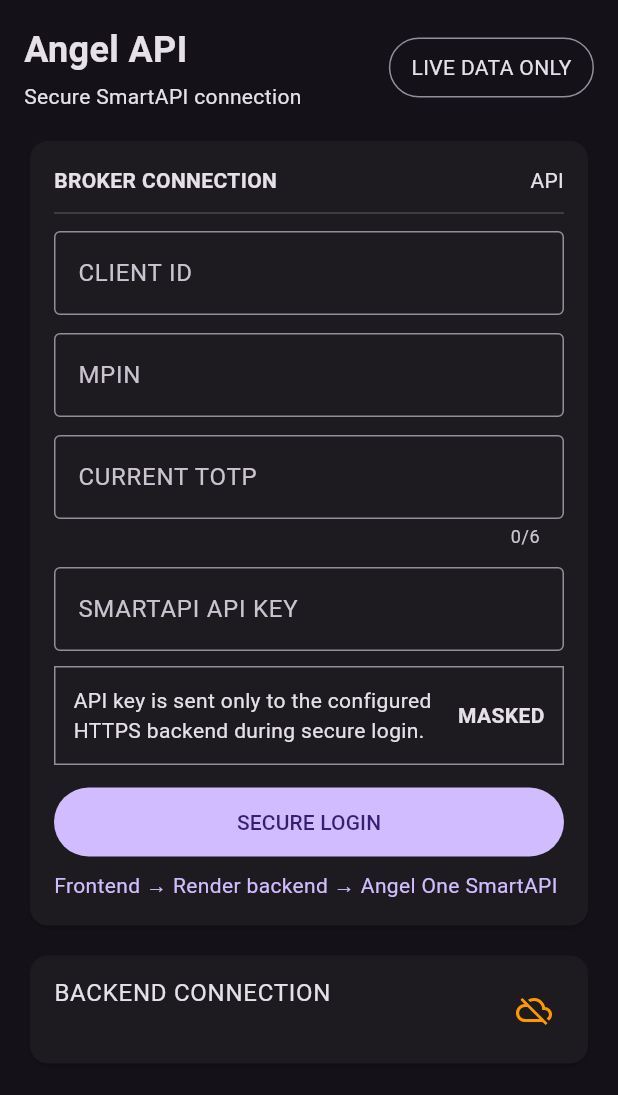
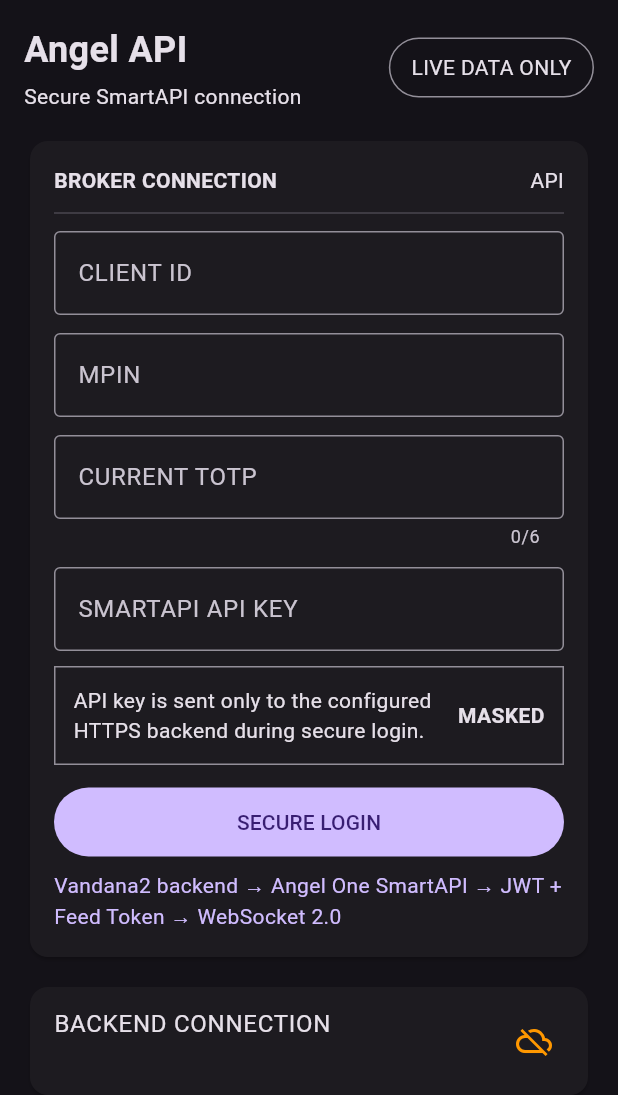
Before and after one commit to sparmar3786-pixel/Vandana2, a Flutter app: the AngelApiForm widget shown alone on an empty page, opened directly with empty values, on a phone screen of 412 x 824 dp. Shown: the top 1095 px of the screen. Run offline on Flutter 3.47's test engine with Material 3 defaults, Android fonts, the phone set to English and light mode, and no system bars; missing offline and left inert: file_saver; network calls fail.

Commit message:
Update Vandana2 Angel connection UI wording

```diff
--- a/flutter_app/lib/main.dart
+++ b/flutter_app/lib/main.dart
@@ -1402,7 +1402,7 @@
     }
 
     setState(() => busy = true);
-    widget.onStatus('Connecting to Angel One through Render backend...');
+    widget.onStatus('Connecting to Angel One SmartAPI securely through Vandana2 backend...');
 
     try {
       final response = await http.post(
@@ -1545,7 +1545,7 @@
               ],
               const SizedBox(height: 8),
               Text(
-                'Frontend → Render backend → Angel One SmartAPI',
+                'Vandana2 backend → Angel One SmartAPI → JWT + Feed Token → WebSocket 2.0',
                 style: TextStyle(color: Theme.of(context).colorScheme.primary),
               ),
             ],
```
